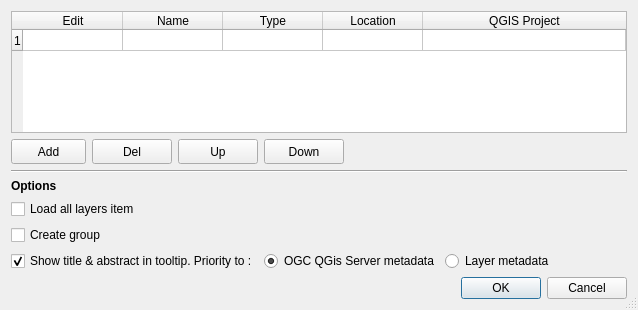
This is menu_from_project/ui/conf_dialog.ui in xcaeag/MenuFromProject-Qgis-Plugin as Qt 5 draws it before an edit. The edited form follows.
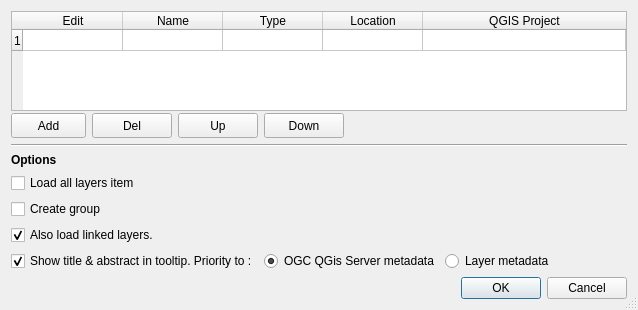
This is the edited form. Icons and pictures are not drawn.

Commit message: new configuration option (open links)

Diff of the .ui file:
```diff
--- a/menu_from_project/ui/conf_dialog.ui
+++ b/menu_from_project/ui/conf_dialog.ui
@@ -339,6 +339,19 @@
        </property>
       </spacer>
      </item>
+     <item row="4" column="0">
+      <widget class="QCheckBox" name="cbxOpenLinks">
+       <property name="toolTip">
+        <string>Opens with layer, layers linked by 'relations' or joins.</string>
+       </property>
+       <property name="text">
+        <string>Also load linked layers.</string>
+       </property>
+       <property name="checked">
+        <bool>true</bool>
+       </property>
+      </widget>
+     </item>
     </layout>
    </item>
    <item>
```
Left out of the diff: 1 changed line with no effect on the pictures. The commit also changes 5 other files.
